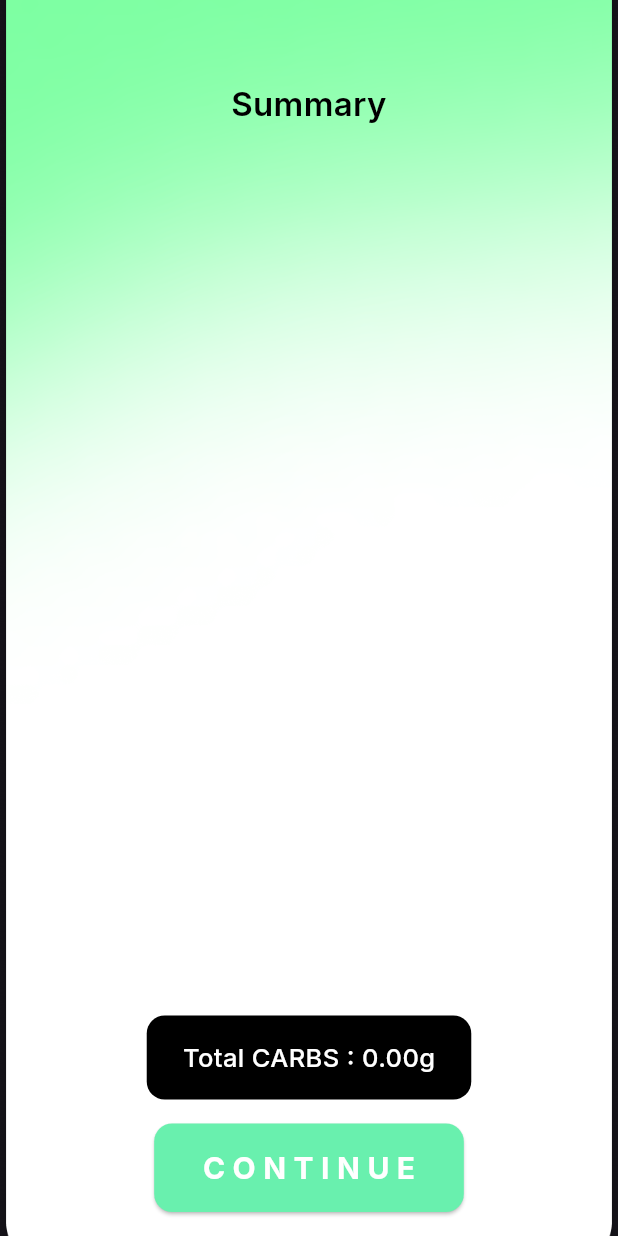
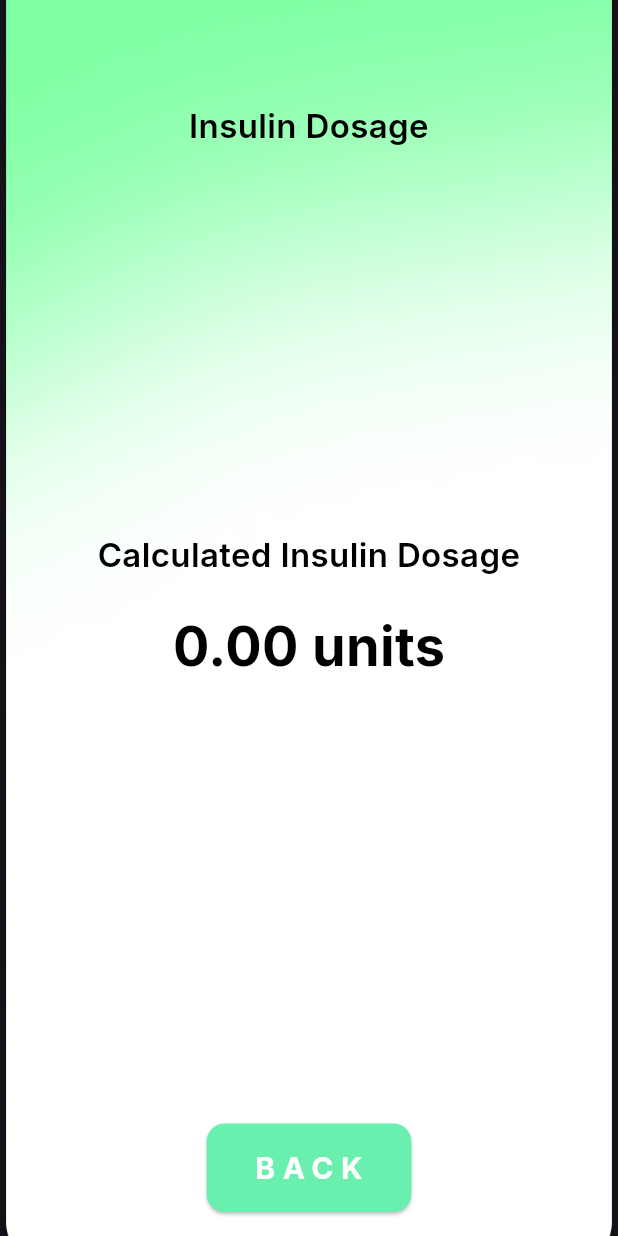
Before and after one commit to arulkumara1010/InsulinSensitivityFactor, a Flutter app: the SummaryPage screen opened directly with empty values, after a tap on "CONTINUE", on a phone screen of 412 x 824 dp. Run offline on Flutter 3.47's test engine with Material 3 defaults, Android fonts, the light colour scheme and no system bars; our stand-ins replace cloud_firestore, firebase_auth, firebase_core, google_fonts; accounts and stored records are empty.

Commit message:
added insulin dosage

```diff
--- /dev/null
+++ b/lib/finalinsulin.dart
@@ -0,0 +1,103 @@
+import 'package:flutter/material.dart';
+import 'package:google_fonts/google_fonts.dart';
+
+class InsulinDosagePage extends StatelessWidget {
+  final double insulinDosage;
+
+  const InsulinDosagePage({required this.insulinDosage, Key? key}) : super(key: key);
+
+  @override
+  Widget build(BuildContext context) {
+    return Scaffold(
+      body: Stack(
+        children: [
+          // Background Image
+          Container(
+            decoration: const BoxDecoration(
+              image: DecorationImage(
+                image: AssetImage("assets/images/background.png"),
+                fit: BoxFit.cover,
+              ),
+            ),
+          ),
+          Column(
+            mainAxisAlignment: MainAxisAlignment.spaceBetween,
+            children: [
+              const SizedBox(height: 50), // Adjust as necessary for spacing
+              Padding(
+                padding: const EdgeInsets.symmetric(horizontal: 36.0, vertical: 18),
+                child: Row(
+                  children: [
+                    Expanded(
+                      child: Text(
+                        'Insulin Dosage',
+                        style: GoogleFonts.inter(
+                          fontSize: 22,
+                          fontWeight: FontWeight.w600,
+                          color: Colors.black,
+                        ),
+                        textAlign: TextAlign.center,
+                      ),
+                    ),
+                  ],
+                ),
+              ),
+              Expanded(
+                child: Center(
+                  child: Column(
+                    mainAxisAlignment: MainAxisAlignment.center,
+                    children: [
+                      Text(
+                        'Calculated Insulin Dosage',
+                        style: GoogleFonts.inter(
+                          fontSize: 22,
+                          fontWeight: FontWeight.w600,
+                          color: Colors.black,
+                        ),
+                        textAlign: TextAlign.center,
+                      ),
+                      const SizedBox(height: 20),
+                      Text(
+                        '${insulinDosage.toStringAsFixed(2)} units',
+                        style: GoogleFonts.inter(
+                          fontSize: 36,
+                          fontWeight: FontWeight.w700,
+                          color: Colors.black,
+                        ),
+                      ),
+                      const SizedBox(height: 40),
+                    ],
+                  ),
+                ),
+              ),
+              Padding(
+                padding: const EdgeInsets.symmetric(vertical: 16.0, horizontal: 36.0),
+                child: ElevatedButton(
+                  onPressed: () {
+                    Navigator.pop(context); // Go back to the previous page
+                  },
+                  style: ElevatedButton.styleFrom(
+                    backgroundColor: Colors.greenAccent, // Background color
+                    shape: RoundedRectangleBorder(
+                      borderRadius: BorderRadius.circular(12), // Rounded corners
+                    ),
+                    padding: const EdgeInsets.symmetric(horizontal: 30, vertical: 15),
+                  ),
+                  child: Text(
+                    "BACK",
+                    style: GoogleFonts.inter(
+                      fontSize: 20,
+                      fontWeight: FontWeight.bold,
+                      color: Colors.white,
+                      letterSpacing: 5.0,
+                    ),
+                  ),
+                ),
+              ),
+            ],
+          ),
+        ],
+      ),
+    );
+  }
+}
--- a/lib/summary.dart
+++ b/lib/summary.dart
@@ -1,6 +1,8 @@
+import 'package:flutter/material.dart';
 import 'package:cloud_firestore/cloud_firestore.dart';
-import 'package:flutter/material.dart';
 import 'package:google_fonts/google_fonts.dart';
+import 'finalinsulin.dart';
+import 'package:firebase_auth/firebase_auth.dart'; // Import the new page here
 
 class SummaryPage extends StatefulWidget {
   final Map<String, Map<String, int>> itemCounts;
@@ -14,7 +16,9 @@ class SummaryPage extends StatefulWidget {
 class _SummaryPageState extends State<SummaryPage> {
   Map<String, double> carbValues = {};
   double totalCarbs = 0;
+  double choRatio = 0;
 
+  // Fetch Carb Values and Calculate Total Carbs
   Future<void> fetchCarbValues() async {
     double total = 0;
     for (var category in widget.itemCounts.keys) {
@@ -26,7 +30,8 @@ class _SummaryPageState extends State<SummaryPage> {
               .doc(food)
               .get();
 
-          double carbs = (snapshot.get('carbs') as num).toDouble(); // Cast to double
+          double carbs =
+              (snapshot.get('carbs') as num).toDouble(); // Cast to double
           total += carbs * count;
           carbValues[food] = carbs;
         }
@@ -37,15 +42,58 @@ class _SummaryPageState extends State<SummaryPage> {
     });
   }
 
+
+
+  // Fetch user's CHO Ratio from Firestore
+  // Fetch user's CHO Ratio from Firestore
+Future<void> fetchCHOData() async {
+  final user = FirebaseAuth.instance.currentUser; // Get the current FirebaseAuth user
+  if (user != null) {
+    final userId = user.uid; // Retrieve the user ID (UID)
+    print('User ID: $userId'); // Optional: To print the user ID for debugging
+
+    DocumentSnapshot userDoc = await FirebaseFirestore.instance
+        .collection('users')
+        .doc(userId)
+        .get();
+
+    if (userDoc.exists) {
+      setState(() {
+        choRatio = (userDoc['choRatio'] as num).toDouble(); // Retrieve CHO Ratio
+        print(choRatio);
+      });
+    }
+  } else {
+    print('No user is logged in.');
+  }
+}
+
+
   @override
   void initState() {
     super.initState();
     fetchCarbValues(); // Fetch carb values when the page loads
+    fetchCHOData(); // Fetch CHO ratio from Firestore
   }
 
-  void heightweightUser() {
-    // Handle button press
-    print("Continue button pressed");
+  // Calculate Insulin Dosage
+  double calculateInsulinDosage() {
+    if (choRatio > 0) {
+      return totalCarbs / choRatio;
+    }
+    return 0;
+  }
+
+  // Navigate to the InsulinDosagePage
+  void goToInsulinDosagePage() {
+    double insulinDosage = calculateInsulinDosage();
+    print(insulinDosage);
+    Navigator.push(
+      context,
+      MaterialPageRoute(
+        builder: (context) => InsulinDosagePage(insulinDosage: insulinDosage),
+      ),
+    );
   }
 
   @override
@@ -69,7 +117,8 @@ class _SummaryPageState extends State<SummaryPage> {
                   children: [
                     const SizedBox(height: 35),
                     Padding(
-                      padding: const EdgeInsets.symmetric(horizontal: 36.0, vertical: 18),
+                      padding: const EdgeInsets.symmetric(
+                          horizontal: 36.0, vertical: 18),
                       child: Row(
                         children: [
                           Expanded(
@@ -92,7 +141,8 @@ class _SummaryPageState extends State<SummaryPage> {
                         itemBuilder: (context, index) {
                           String food = carbValues.keys.elementAt(index);
                           int count = widget.itemCounts.entries
-                              .firstWhere((element) => element.value.containsKey(food))
+                              .firstWhere(
+                                  (element) => element.value.containsKey(food))
                               .value[food]!;
                           return ListTile(
                             title: Text(
@@ -117,35 +167,36 @@ class _SummaryPageState extends State<SummaryPage> {
                     ),
                     Container(
                       decoration: BoxDecoration(
-    color: Colors.black, // Set the container color to green
-    borderRadius: BorderRadius.circular(12), // Rounded corners
+                        color: Colors.black,
+                        borderRadius: BorderRadius.circular(12),
                       ),
-  padding: const EdgeInsets.symmetric(vertical: 16.0, horizontal: 24.0),
+                      padding: const EdgeInsets.symmetric(
+                          vertical: 16.0, horizontal: 24.0),
                       child: Text(
                         'Total CARBS : ${totalCarbs.toStringAsFixed(2)}g',
                         style: GoogleFonts.inter(
                           fontSize: 17,
                           fontWeight: FontWeight.w500,
-      color: Colors.white, // Change text color to white for contrast
+                          color: Colors.white,
                         ),
                       ),
                     ),
-
                   ],
                 ),
               ),
               Padding(
-                padding: const EdgeInsets.symmetric(vertical: 16.0, horizontal: 36.0),
+                padding: const EdgeInsets.symmetric(
+                    vertical: 16.0, horizontal: 36.0),
                 child: ElevatedButton(
-                  onPressed: () {
-                    heightweightUser(); // Handle continue button press
-                  },
+                  onPressed: goToInsulinDosagePage, // Go to Insulin Dosage Page
                   style: ElevatedButton.styleFrom(
                     backgroundColor: Colors.greenAccent, // Background color
                     shape: RoundedRectangleBorder(
-                      borderRadius: BorderRadius.circular(12), // Rounded corners
+                      borderRadius:
+                          BorderRadius.circular(12), // Rounded corners
                     ),
-                    padding: const EdgeInsets.symmetric(horizontal: 30, vertical: 15),
+                    padding: const EdgeInsets.symmetric(
+                        horizontal: 30, vertical: 15),
                   ),
                   child: Text(
                     "CONTINUE",
```
Lines whose indentation alone changed are shown as unchanged.
